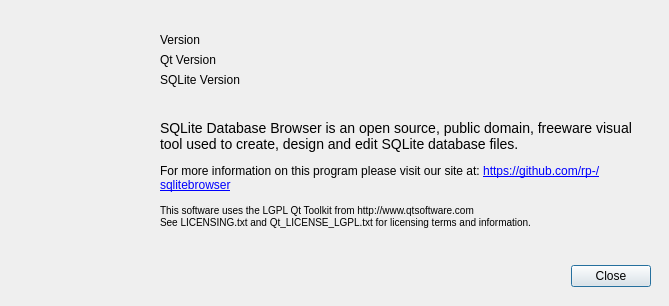
sqlitebrowser/sqlitebrowser, file src/AboutDialog.ui: the form before one commit.
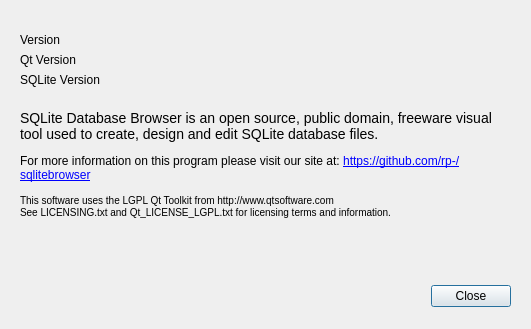
The form after the commit. Icons and pictures are not drawn.

Commit message:
Revert the reverted "Revert "better about dialog layout""
This reverts commit 176435646f12a13a87202172e53970906a545174.

Patch:
```diff
--- a/src/AboutDialog.ui
+++ b/src/AboutDialog.ui
@@ -6,8 +6,8 @@
    <rect>
     <x>0</x>
     <y>0</y>
-    <width>669</width>
-    <height>306</height>
+    <width>531</width>
+    <height>329</height>
    </rect>
   </property>
   <property name="windowTitle">
@@ -23,8 +23,8 @@
   <widget class="QDialogButtonBox" name="buttonBox">
    <property name="geometry">
     <rect>
-     <x>300</x>
-     <y>260</y>
+     <x>160</x>
+     <y>280</y>
      <width>351</width>
      <height>32</height>
     </rect>
@@ -39,8 +39,8 @@
   <widget class="QLabel" name="label_imagelogo">
    <property name="geometry">
     <rect>
-     <x>10</x>
-     <y>50</y>
+     <x>380</x>
+     <y>10</y>
      <width>131</width>
      <height>81</height>
     </rect>
@@ -55,7 +55,7 @@
   <widget class="QLabel" name="label_version">
    <property name="geometry">
     <rect>
-     <x>160</x>
+     <x>20</x>
      <y>30</y>
      <width>491</width>
      <height>20</height>
@@ -68,10 +68,10 @@
   <widget class="QLabel" name="label">
    <property name="geometry">
     <rect>
-     <x>160</x>
-     <y>120</y>
+     <x>20</x>
+     <y>110</y>
      <width>491</width>
-     <height>121</height>
+     <height>161</height>
     </rect>
    </property>
    <property name="text">
@@ -93,7 +93,7 @@
   <widget class="QLabel" name="label_versionqt">
    <property name="geometry">
     <rect>
-     <x>160</x>
+     <x>20</x>
      <y>50</y>
      <width>491</width>
      <height>20</height>
@@ -106,7 +106,7 @@
   <widget class="QLabel" name="label_versionsqlite">
    <property name="geometry">
     <rect>
-     <x>160</x>
+     <x>20</x>
      <y>70</y>
      <width>491</width>
      <height>20</height>
```
The commit also changes 1 other file.
